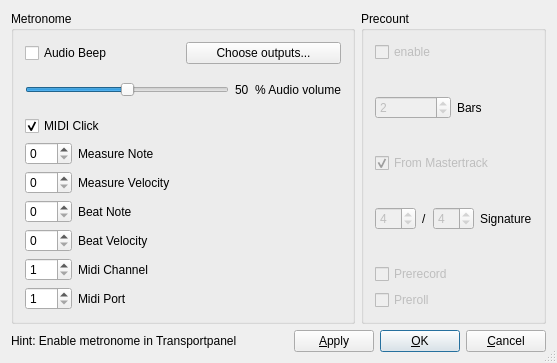
Above: muse2/muse/widgets/metronomebase.ui from emrum/muse before the change. Below: the same form after it.
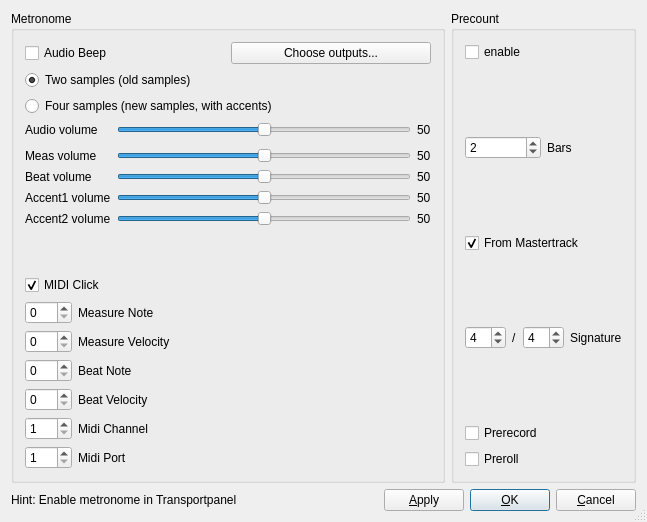
That is the form after the change.

What changed in the file:
```diff
--- a/muse2/muse/widgets/metronomebase.ui
+++ b/muse2/muse/widgets/metronomebase.ui
@@ -6,8 +6,8 @@
    <rect>
     <x>0</x>
     <y>0</y>
-    <width>557</width>
-    <height>363</height>
+    <width>647</width>
+    <height>522</height>
    </rect>
   </property>
   <property name="windowTitle">
@@ -16,21 +16,13 @@
   <property name="sizeGripEnabled">
    <bool>true</bool>
   </property>
-  <layout class="QGridLayout">
-   <property name="margin">
-    <number>11</number>
-   </property>
-   <property name="spacing">
-    <number>6</number>
-   </property>
-   <item row="0" column="0">
-    <layout class="QGridLayout">
+  <layout class="QGridLayout" name="gridLayout_3">
      <item row="0" column="0">
       <widget class="QGroupBox" name="GroupBox1">
        <property name="title">
         <string>Metronome</string>
        </property>
-       <layout class="QGridLayout">
+     <layout class="QGridLayout" name="gridLayout_4">
         <property name="margin">
          <number>11</number>
         </property>
@@ -38,9 +30,9 @@
          <number>6</number>
         </property>
         <item row="0" column="0">
-         <layout class="QVBoxLayout">
+       <layout class="QVBoxLayout" name="qvbl_2">
           <item>
-           <layout class="QHBoxLayout">
+         <layout class="QHBoxLayout" name="qhbl_4">
             <item>
              <widget class="QCheckBox" name="audioBeep">
               <property name="text">
@@ -61,8 +53,39 @@
            </layout>
           </item>
           <item>
-           <layout class="QHBoxLayout">
+         <layout class="QVBoxLayout" name="verticalLayout">
             <item>
+           <widget class="QRadioButton" name="radioSamples2">
+            <property name="text">
+             <string>Two samples (old samples)</string>
+            </property>
+            <property name="checked">
+             <bool>true</bool>
+            </property>
+           </widget>
+          </item>
+          <item>
+           <widget class="QRadioButton" name="radioSamples4">
+            <property name="text">
+             <string>Four samples (new samples, with accents)</string>
+            </property>
+           </widget>
+          </item>
+         </layout>
+        </item>
+        <item>
+         <layout class="QGridLayout" name="gridLayout_x">
+          <item row="0" column="0">
+           <widget class="QLabel" name="textLabel1_6">
+            <property name="text">
+             <string>Audio volume</string>
+            </property>
+            <property name="wordWrap">
+             <bool>false</bool>
+            </property>
+           </widget>
+          </item>
+          <item row="0" column="1">
              <widget class="QSlider" name="volumeSlider">
               <property name="minimum">
                <number>0</number>
@@ -84,7 +107,7 @@
               </property>
              </widget>
             </item>
-            <item>
+          <item row="0" column="2">
              <widget class="QLabel" name="volumeLabel">
               <property name="text">
                <string>50</string>
@@ -94,10 +117,184 @@
               </property>
              </widget>
             </item>
-            <item>
-             <widget class="QLabel" name="textLabel1">
+          <item row="1" column="0" colspan="3">
+           <spacer name="verticalSpacer_2">
+            <property name="orientation">
+             <enum>Qt::Vertical</enum>
+            </property>
+            <property name="sizeType">
+             <enum>QSizePolicy::Fixed</enum>
+            </property>
+            <property name="sizeHint" stdset="0">
+             <size>
+              <width>20</width>
+              <height>5</height>
+             </size>
+            </property>
+           </spacer>
+          </item>
+          <item row="2" column="0">
+           <widget class="QLabel" name="textLabel1_2">
               <property name="text">
-               <string>% Audio volume</string>
+             <string>Meas volume</string>
+            </property>
+            <property name="wordWrap">
+             <bool>false</bool>
+            </property>
+           </widget>
+          </item>
+          <item row="2" column="1">
+           <widget class="QSlider" name="measVolumeSlider">
+            <property name="minimum">
+             <number>0</number>
+            </property>
+            <property name="maximum">
+             <number>100</number>
+            </property>
+            <property name="singleStep">
+             <number>1</number>
+            </property>
+            <property name="pageStep">
+             <number>10</number>
+            </property>
+            <property name="value">
+             <number>50</number>
+            </property>
+            <property name="orientation">
+             <enum>Qt::Horizontal</enum>
+            </property>
+           </widget>
+          </item>
+          <item row="2" column="2">
+           <widget class="QLabel" name="measVolumeLabel">
+            <property name="text">
+             <string>50</string>
+            </property>
+            <property name="wordWrap">
+             <bool>false</bool>
+            </property>
+           </widget>
+          </item>
+          <item row="3" column="0">
+           <widget class="QLabel" name="textLabel1_3">
+            <property name="text">
+             <string>Beat volume</string>
+            </property>
+            <property name="wordWrap">
+             <bool>false</bool>
+            </property>
+           </widget>
+          </item>
+          <item row="3" column="1">
+           <widget class="QSlider" name="beatVolumeSlider">
+            <property name="minimum">
+             <number>0</number>
+            </property>
+            <property name="maximum">
+             <number>100</number>
+            </property>
+            <property name="singleStep">
+             <number>1</number>
+            </property>
+            <property name="pageStep">
+             <number>10</number>
+            </property>
+            <property name="value">
+             <number>50</number>
+            </property>
+            <property name="orientation">
+             <enum>Qt::Horizontal</enum>
+            </property>
+           </widget>
+          </item>
+          <item row="3" column="2">
+           <widget class="QLabel" name="beatVolumeLabel">
+            <property name="text">
+             <string>50</string>
+            </property>
+            <property name="wordWrap">
+             <bool>false</bool>
+            </property>
+           </widget>
+          </item>
+          <item row="4" column="0">
+           <widget class="QLabel" name="textLabel1_4">
+            <property name="text">
+             <string>Accent1 volume</string>
+            </property>
+            <property name="wordWrap">
+             <bool>false</bool>
+            </property>
+           </widget>
+          </item>
+          <item row="4" column="1">
+           <widget class="QSlider" name="accent1VolumeSlider">
+            <property name="minimum">
+             <number>0</number>
+            </property>
+            <property name="maximum">
+             <number>100</number>
+            </property>
+            <property name="singleStep">
+             <number>1</number>
+            </property>
+            <property name="pageStep">
+             <number>10</number>
+            </property>
+            <property name="value">
+             <number>50</number>
+            </property>
+            <property name="orientation">
+             <enum>Qt::Horizontal</enum>
+            </property>
+           </widget>
+          </item>
+          <item row="4" column="2">
+           <widget class="QLabel" name="accent1VolumeLabel">
+            <property name="text">
+             <string>50</string>
+            </property>
+            <property name="wordWrap">
+             <bool>false</bool>
+            </property>
+           </widget>
+          </item>
+          <item row="5" column="0">
+           <widget class="QLabel" name="textLabel1_5">
+            <property name="text">
+             <string>Accent2 volume</string>
+            </property>
+            <property name="wordWrap">
+             <bool>false</bool>
+            </property>
+           </widget>
+          </item>
+          <item row="5" column="1">
+           <widget class="QSlider" name="accent2VolumeSlider">
+            <property name="minimum">
+             <number>0</number>
+            </property>
+            <property name="maximum">
+             <number>100</number>
+            </property>
+            <property name="singleStep">
+             <number>1</number>
+            </property>
+            <property name="pageStep">
+             <number>10</number>
+            </property>
+            <property name="value">
+             <number>50</number>
+            </property>
+            <property name="orientation">
+             <enum>Qt::Horizontal</enum>
+            </property>
+           </widget>
+          </item>
+          <item row="5" column="2">
+           <widget class="QLabel" name="accent2VolumeLabel">
+            <property name="text">
+             <string>50</string>
               </property>
               <property name="wordWrap">
                <bool>false</bool>
@@ -106,6 +303,19 @@
             </item>
            </layout>
           </item>
+        <item>
+         <spacer name="verticalSpacer">
+          <property name="orientation">
+           <enum>Qt::Vertical</enum>
+          </property>
+          <property name="sizeHint" stdset="0">
+           <size>
+            <width>20</width>
+            <height>40</height>
+           </size>
+          </property>
+         </spacer>
+        </item>
           <item>
            <widget class="QCheckBox" name="midiClick">
             <property name="text">
@@ -117,7 +327,7 @@
            </widget>
           </item>
           <item>
-           <layout class="QHBoxLayout">
+         <layout class="QHBoxLayout" name="qhbl_1">
             <property name="spacing">
              <number>6</number>
             </property>
@@ -125,7 +335,7 @@
              <number>0</number>
             </property>
             <item>
-             <layout class="QGridLayout">
+           <layout class="QGridLayout" name="qgr_1">
               <property name="margin">
                <number>0</number>
               </property>
@@ -262,7 +472,7 @@
        <property name="title">
         <string>Precount</string>
        </property>
-       <layout class="QVBoxLayout">
+     <layout class="QVBoxLayout" name="qvbl_1">
         <property name="spacing">
          <number>6</number>
         </property>
@@ -272,7 +482,7 @@
         <item>
          <widget class="QCheckBox" name="precountEnable">
           <property name="enabled">
-           <bool>false</bool>
+         <bool>true</bool>
           </property>
           <property name="text">
            <string>enable</string>
@@ -283,7 +493,7 @@
          </widget>
         </item>
         <item>
-         <layout class="QHBoxLayout">
+       <layout class="QHBoxLayout" name="qhbl_2">
           <property name="spacing">
            <number>6</number>
           </property>
@@ -293,7 +503,7 @@
           <item>
            <widget class="QSpinBox" name="precountBars">
             <property name="enabled">
-             <bool>false</bool>
+           <bool>true</bool>
             </property>
             <property name="minimum">
              <number>1</number>
@@ -321,7 +531,7 @@
         <item>
          <widget class="QCheckBox" name="precountFromMastertrack">
           <property name="enabled">
-           <bool>false</bool>
+         <bool>true</bool>
           </property>
           <property name="text">
            <string>From Mastertrack</string>
@@ -332,7 +542,7 @@
          </widget>
         </item>
         <item>
-         <layout class="QHBoxLayout">
+       <layout class="QHBoxLayout" name="qhbl_3">
           <property name="spacing">
            <number>6</number>
           </property>
@@ -342,7 +552,7 @@
           <item>
            <widget class="QSpinBox" name="precountSigZ">
             <property name="enabled">
-             <bool>false</bool>
+           <bool>true</bool>
             </property>
             <property name="minimum">
              <number>1</number>
@@ -368,7 +578,7 @@
           <item>
            <widget class="QSpinBox" name="precountSigN">
             <property name="enabled">
-             <bool>false</bool>
+           <bool>true</bool>
             </property>
             <property name="minimum">
              <number>2</number>
@@ -396,7 +606,7 @@
         <item>
          <widget class="QCheckBox" name="precountPrerecord">
           <property name="enabled">
-           <bool>false</bool>
+         <bool>true</bool>
           </property>
           <property name="text">
            <string>Prerecord</string>
@@ -406,7 +616,7 @@
         <item>
          <widget class="QCheckBox" name="precountPreroll">
           <property name="enabled">
-           <bool>false</bool>
+         <bool>true</bool>
           </property>
           <property name="text">
            <string>Preroll</string>
@@ -417,7 +627,7 @@
       </widget>
      </item>
      <item row="1" column="0" colspan="2">
-      <layout class="QHBoxLayout">
+    <layout class="QHBoxLayout" name="horizontalLayout">
        <item>
         <widget class="QLabel" name="textLabel3">
          <property name="text">
@@ -438,7 +648,7 @@
          </property>
          <property name="sizeHint" stdset="0">
           <size>
-           <width>8</width>
+         <width>13</width>
            <height>20</height>
           </size>
          </property>
@@ -489,8 +699,8 @@
       </layout>
      </item>
     </layout>
-   </item>
-  </layout>
+  <zorder>GroupBox1</zorder>
+  <zorder>GroupBox2</zorder>
  </widget>
  <layoutdefault spacing="6" margin="11"/>
  <tabstops>
```
Left out of the diff: 16 changed lines with no effect on the pictures. Lines whose indentation alone changed are shown as unchanged.
